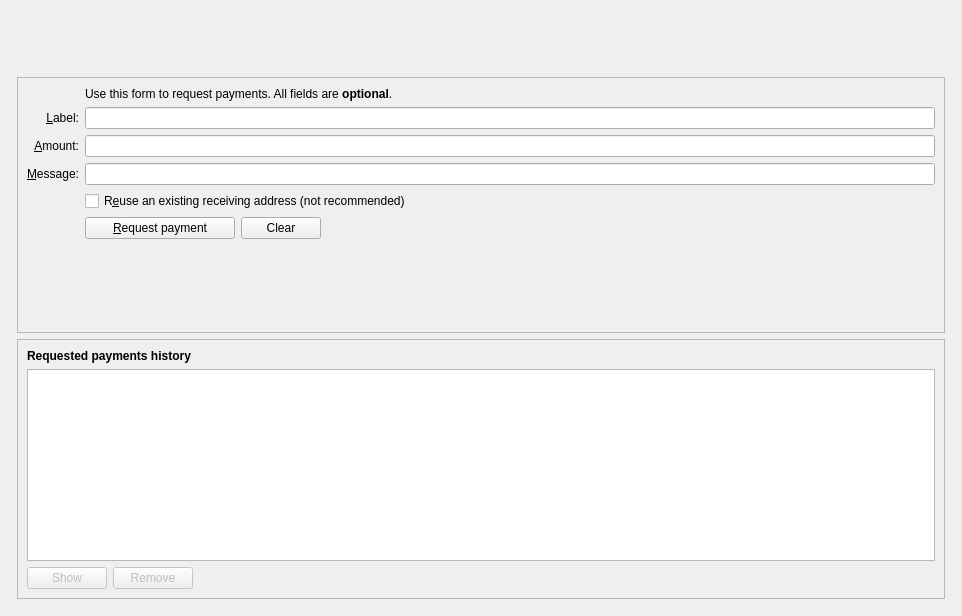
Qt form src/qt/forms/receivecoinsdialog.ui (peg-dev/pegasus) before a commit.
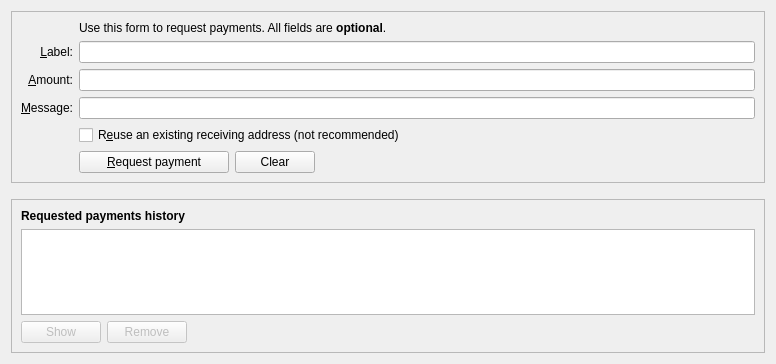
The same form after that commit. Icons and pictures are not drawn. Custom widgets are drawn as their Qt base class.

```diff
--- a/src/qt/forms/receivecoinsdialog.ui
+++ b/src/qt/forms/receivecoinsdialog.ui
@@ -6,93 +6,11 @@
    <rect>
     <x>0</x>
     <y>0</y>
-    <width>962</width>
-    <height>616</height>
+    <width>776</width>
+    <height>364</height>
    </rect>
   </property>
-  <layout class="QVBoxLayout" name="verticalLayout" stretch="0">
-   <item>
-    <layout class="QVBoxLayout" name="verticalLayout_Master" stretch="0,1">
-     <property name="spacing">
-      <number>0</number>
-     </property>
-     <item>
-      <widget class="QFrame" name="frame_Header">
-       <layout class="QVBoxLayout" name="verticalLayout_8">
-        <property name="leftMargin">
-         <number>0</number>
-        </property>
-        <property name="topMargin">
-         <number>0</number>
-        </property>
-        <property name="rightMargin">
-         <number>0</number>
-        </property>
-        <property name="bottomMargin">
-         <number>0</number>
-        </property>
-        <item>
-         <layout class="QHBoxLayout" name="horizontalLayout_Header" stretch="1,0">
-          <item>
-           <spacer name="horizontalSpacer_3">
-            <property name="orientation">
-             <enum>Qt::Horizontal</enum>
-            </property>
-            <property name="sizeHint" stdset="0">
-             <size>
-              <width>40</width>
-              <height>20</height>
-             </size>
-            </property>
-           </spacer>
-          </item>
-          <item>
-           <widget class="QLabel" name="labelOverviewHeaderRight">
-            <property name="minimumSize">
-             <size>
-              <width>464</width>
-              <height>60</height>
-             </size>
-            </property>
-            <property name="maximumSize">
-             <size>
-              <width>16777215</width>
-              <height>60</height>
-             </size>
-            </property>
-            <property name="font">
-             <font>
-              <pointsize>14</pointsize>
-             </font>
-            </property>
-            <property name="text">
-             <string/>
-            </property>
-            <property name="alignment">
-             <set>Qt::AlignRight|Qt::AlignTrailing|Qt::AlignVCenter</set>
-            </property>
-           </widget>
-          </item>
-         </layout>
-        </item>
-       </layout>
-      </widget>
-     </item>
-     <item>
-      <widget class="QFrame" name="frame_BG">
-       <layout class="QVBoxLayout" name="verticalLayout_5">
-        <property name="leftMargin">
-         <number>6</number>
-        </property>
-        <property name="topMargin">
-         <number>6</number>
-        </property>
-        <property name="rightMargin">
-         <number>6</number>
-        </property>
-        <property name="bottomMargin">
-         <number>6</number>
-        </property>
+  <layout class="QVBoxLayout" name="verticalLayout" stretch="0,0,1">
         <item>
          <widget class="QFrame" name="frame2">
           <property name="sizePolicy">
@@ -273,23 +191,30 @@
                </item>
               </layout>
              </item>
-             <item row="9" column="2">
-              <spacer name="verticalSpacer">
+        <item row="8" column="0">
+         <widget class="QLabel" name="label_7">
+          <property name="text">
+           <string/>
+          </property>
+         </widget>
+        </item>
+       </layout>
+      </item>
+     </layout>
+    </widget>
+   </item>
+   <item>
+    <spacer name="verticalSpacer_2">
                <property name="orientation">
                 <enum>Qt::Vertical</enum>
                </property>
                <property name="sizeHint" stdset="0">
                 <size>
                  <width>20</width>
-                 <height>40</height>
+       <height>10</height>
                 </size>
                </property>
               </spacer>
-             </item>
-            </layout>
-           </item>
-          </layout>
-         </widget>
         </item>
         <item>
          <widget class="QFrame" name="frame">
@@ -428,11 +353,6 @@
            </item>
           </layout>
          </widget>
-        </item>
-       </layout>
-      </widget>
-     </item>
-    </layout>
    </item>
   </layout>
  </widget>
```
Left out of the diff: 7 changed lines with no effect on the pictures. Lines whose indentation alone changed are shown as unchanged.
